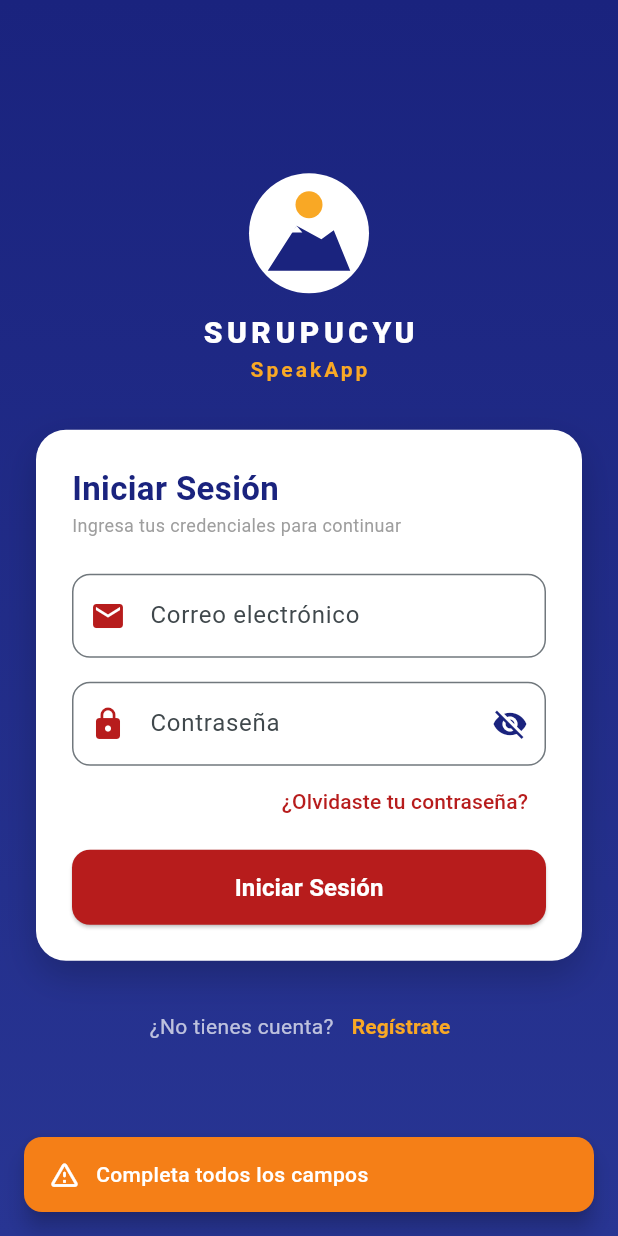
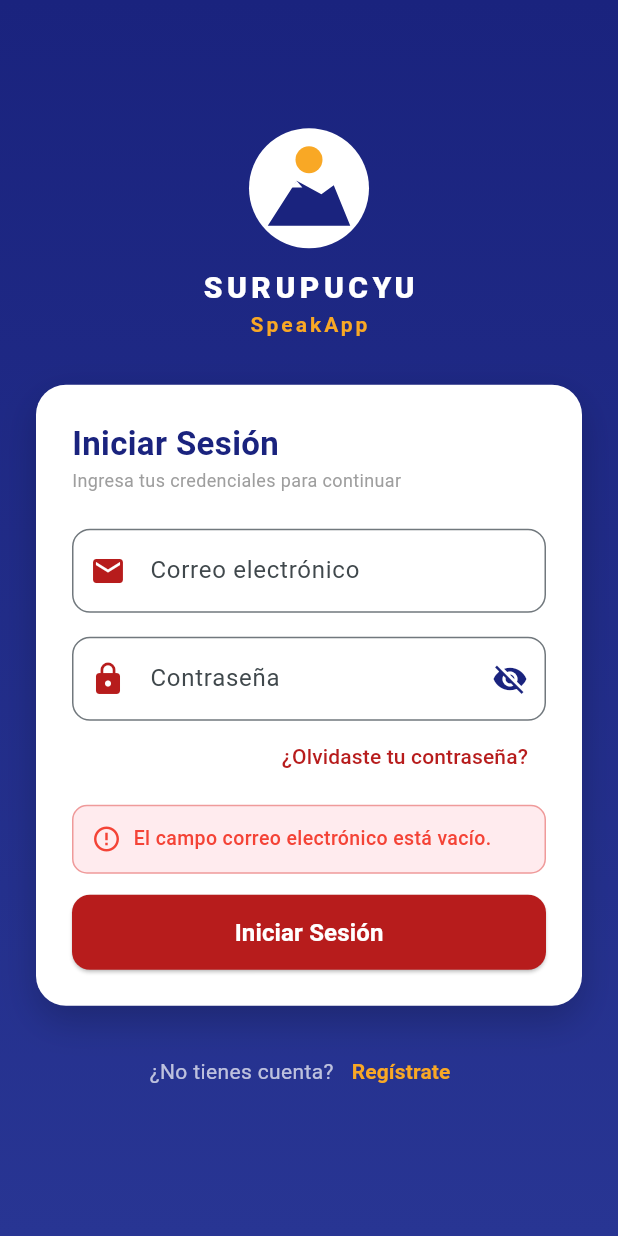
Before and after one commit to ShirleyEdiza/Titulaci-n, a Flutter app: the screen it shows after launch, after a tap on "Iniciar Sesión", on a phone screen of 412 x 824 dp. Run offline on Flutter 3.47's test engine with Material 3 defaults, Android fonts, the phone set to English and light mode, and no system bars; our stand-ins replace cloud_firestore, firebase_auth, firebase_core, firebase_storage, flutter_tts, permission_handler and 2 more; missing offline and left inert: record; accounts and stored records are empty.

Commit message:
Mejora validaciones de login y registro

```diff
--- a/flutter_application_1/lib/screens/auth/login_screen.dart
+++ b/flutter_application_1/lib/screens/auth/login_screen.dart
@@ -20,10 +20,22 @@ class _LoginScreenState extends State<LoginScreen> {
   final AuthService _authService = AuthService();
   bool loading = false;
   bool obscurePassword = true;
+  String? _errorGeneral;
+
+  void _mostrarError(String mensaje) {
+    setState(() {
+      _errorGeneral = mensaje;
+    });
+  }
 
   Future<void> login() async {
-    if (emailController.text.isEmpty || passwordController.text.isEmpty) {
-      CustomSnackbar.warning(context, "Completa todos los campos");
+    if (emailController.text.trim().isEmpty) {
+      _mostrarError("El campo correo electrónico está vacío.");
+      return;
+    }
+
+    if (passwordController.text.trim().isEmpty) {
+      _mostrarError("El campo contraseña está vacío.");
       return;
     }
 
@@ -47,11 +59,10 @@ class _LoginScreenState extends State<LoginScreen> {
             context, MaterialPageRoute(builder: (_) => const HomeDocente()));
       } else {
         Navigator.pushReplacement(
-            context,
-            MaterialPageRoute(builder: (_) => const HomeEstudiante()));
+            context, MaterialPageRoute(builder: (_) => const HomeEstudiante()));
       }
     } else {
-      CustomSnackbar.error(context, result['message']);
+      _mostrarError(result['message']);
     }
   }
 
@@ -145,13 +156,15 @@ class _LoginScreenState extends State<LoginScreen> {
                         ),
                         const Text(
                           "Ingresa tus credenciales para continuar",
-                          style:
-                              TextStyle(fontSize: 12, color: Colors.grey),
+                          style: TextStyle(fontSize: 12, color: Colors.grey),
                         ),
                         const SizedBox(height: 24),
                         TextField(
                           controller: emailController,
                           keyboardType: TextInputType.emailAddress,
+                          onChanged: (_) => setState(() {
+                            _errorGeneral = null;
+                          }),
                           decoration: InputDecoration(
                             labelText: "Correo electrónico",
                             prefixIcon: const Icon(Icons.email,
@@ -169,6 +182,9 @@ class _LoginScreenState extends State<LoginScreen> {
                         TextField(
                           controller: passwordController,
                           obscureText: obscurePassword,
+                          onChanged: (_) => setState(() {
+                            _errorGeneral = null;
+                          }),
                           decoration: InputDecoration(
                             labelText: "Contraseña",
                             prefixIcon: const Icon(Icons.lock,
@@ -188,8 +204,7 @@ class _LoginScreenState extends State<LoginScreen> {
                                 color: const Color(0xFF1A237E),
                               ),
                               onPressed: () => setState(
-                                  () =>
-                                      obscurePassword = !obscurePassword),
+                                  () => obscurePassword = !obscurePassword),
                             ),
                           ),
                         ),
@@ -199,17 +214,44 @@ class _LoginScreenState extends State<LoginScreen> {
                             onPressed: () => Navigator.push(
                               context,
                               MaterialPageRoute(
-                                  builder: (_) =>
-                                      const ForgotPasswordScreen()),
+                                  builder: (_) => const ForgotPasswordScreen()),
                             ),
                             child: const Text(
                               "¿Olvidaste tu contraseña?",
-                              style:
-                                  TextStyle(color: Color(0xFFB71C1C)),
+                              style: TextStyle(color: Color(0xFFB71C1C)),
                             ),
                           ),
                         ),
                         const SizedBox(height: 8),
+                        if (_errorGeneral != null)
+                          Container(
+                            width: double.infinity,
+                            margin: const EdgeInsets.only(bottom: 14),
+                            padding: const EdgeInsets.all(12),
+                            decoration: BoxDecoration(
+                              color: Colors.red.shade50,
+                              borderRadius: BorderRadius.circular(10),
+                              border: Border.all(color: Colors.red.shade200),
+                            ),
+                            child: Row(
+                              crossAxisAlignment: CrossAxisAlignment.start,
+                              children: [
+                                const Icon(Icons.error_outline,
+                                    color: Colors.red, size: 20),
+                                const SizedBox(width: 8),
+                                Expanded(
+                                  child: Text(
+                                    _errorGeneral!,
+                                    style: const TextStyle(
+                                      color: Colors.red,
+                                      fontSize: 13,
+                                      fontWeight: FontWeight.w500,
+                                    ),
+                                  ),
+                                ),
+                              ],
+                            ),
+                          ),
                         SizedBox(
                           width: double.infinity,
                           height: 50,
```
Also changed, not shown: flutter_application_1/lib/screens/auth/forgot_password_screen.dart (+22 -8 lines), flutter_application_1/lib/screens/auth/register_screen.dart (+57 -10 lines), flutter_application_1/lib/services/auth_service.dart (+59 -23 lines), 1 other file.
